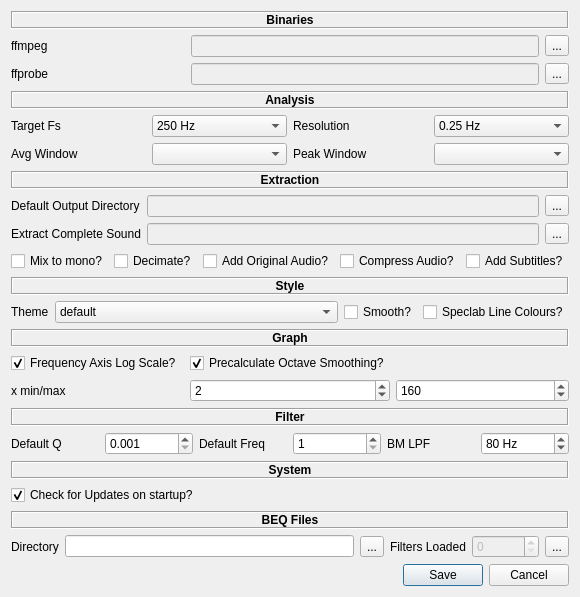
3ll3d00d/beqdesigner, file src/main/python/ui/preferences.ui: the form before one commit.
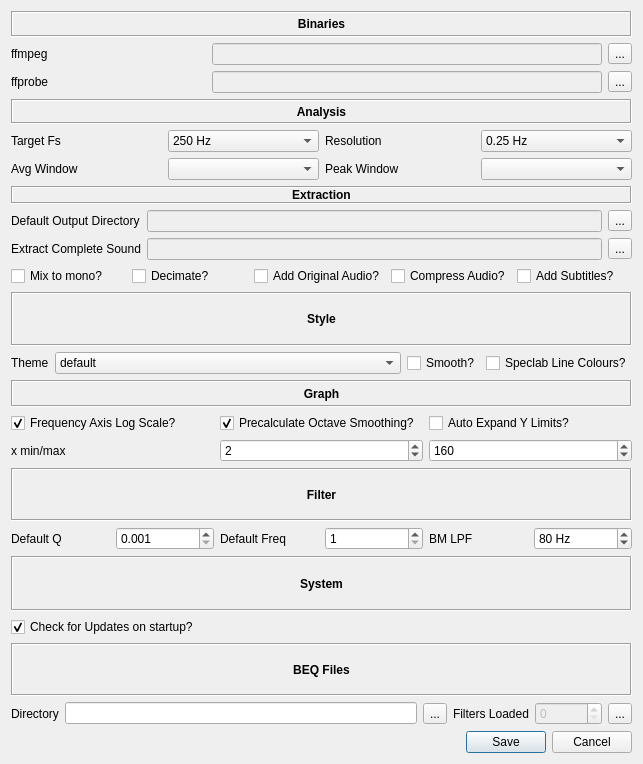
The form after the commit.

Commit message: restrict the y limit calculation to the data in the visible x range #247

Patch:
```diff
--- a/src/main/python/ui/preferences.ui
+++ b/src/main/python/ui/preferences.ui
@@ -6,8 +6,8 @@
    <rect>
     <x>0</x>
     <y>0</y>
-    <width>519</width>
-    <height>477</height>
+    <width>643</width>
+    <height>764</height>
    </rect>
   </property>
   <property name="windowTitle">
@@ -450,6 +450,13 @@
          </property>
         </widget>
        </item>
+       <item row="1" column="2">
+        <widget class="QCheckBox" name="expandYLimits">
+         <property name="text">
+          <string>Auto Expand Y Limits?</string>
+         </property>
+        </widget>
+       </item>
       </layout>
      </item>
      <item>
```
The commit also changes 7 other files.
